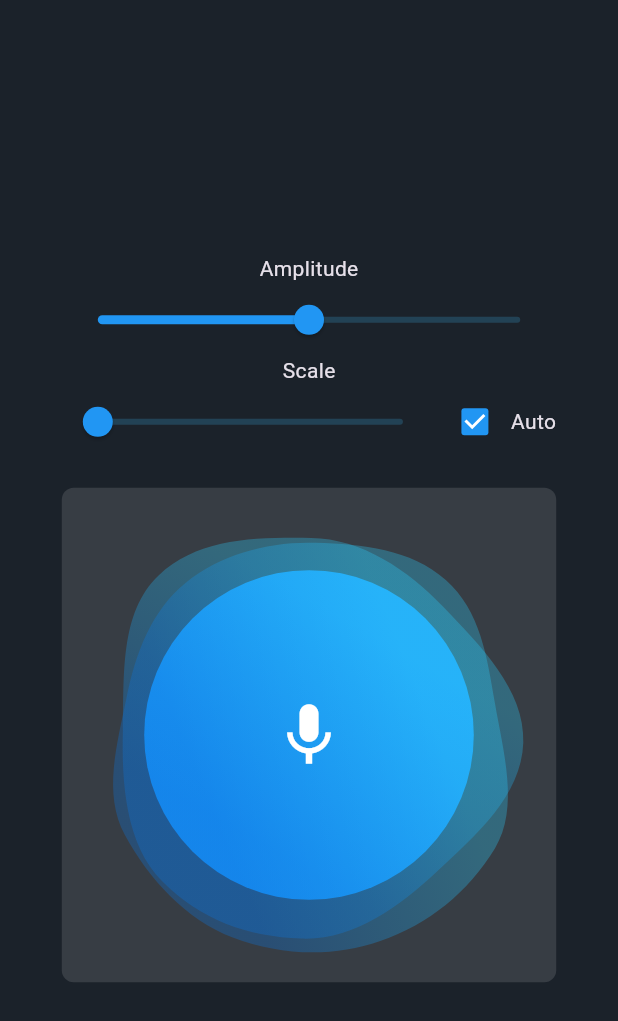
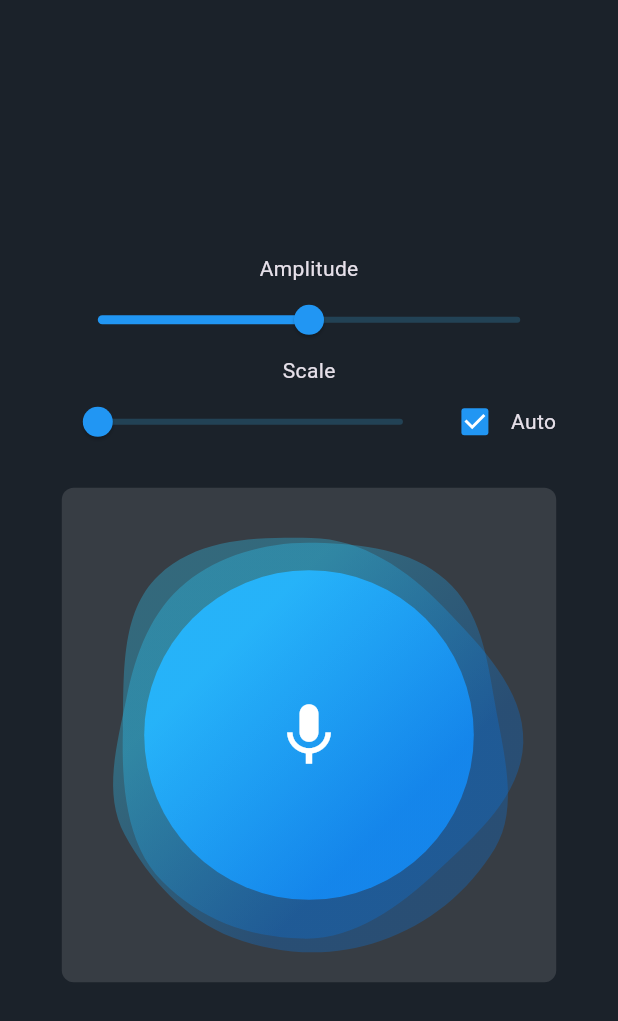
Before and after one commit to hosein-nadali/flutter-wave-blob, a Flutter app: the screen it shows after launch, on a phone screen of 412 x 824 dp. Shown: the top 1021 px of the screen. Run offline on Flutter 3.47's test engine with Material 2 defaults, Android fonts, the phone set to English and light mode, and no system bars.

```diff
--- a/lib/utils.dart
+++ b/lib/utils.dart
@@ -21,7 +21,7 @@ class Utils {
       tileMode: TileMode.clamp,
       begin: Alignment.topLeft,
       end: Alignment.bottomRight,
-      transform: GradientRotation(angle ?? 10 / 10),
+      // transform: GradientRotation(angle ?? 10 / 10),
       colors: colors ??
           [
             const Color(0xff2BCEFF).withOpacity(0.3),
```
